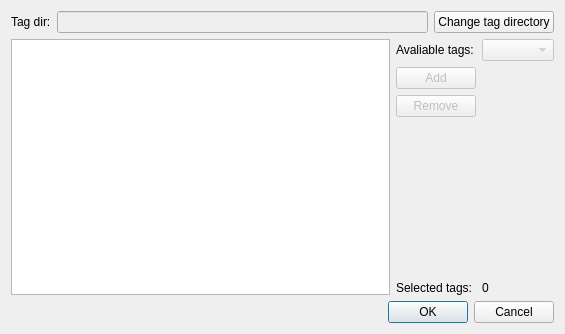
Before: the Qt Designer form src/ui/select_tag.ui in ostr00000/multi-video, drawn with Qt 5.
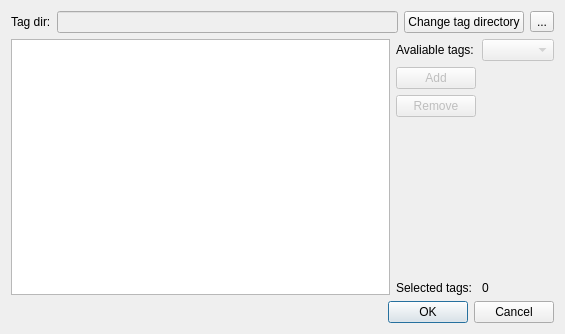
After: the same form once the commit is applied. Icons and pictures are not drawn.

Commit message: add tag comboBox cache

The edit to the form file:
```diff
--- a/src/ui/select_tag.ui
+++ b/src/ui/select_tag.ui
@@ -40,6 +40,17 @@
        </property>
       </widget>
      </item>
+     <item>
+      <widget class="QToolButton" name="refreshButton">
+       <property name="text">
+        <string>...</string>
+       </property>
+       <property name="icon">
+        <iconset theme="view-refresh">
+         <normaloff>.</normaloff>.</iconset>
+       </property>
+      </widget>
+     </item>
     </layout>
    </item>
    <item>
```
The commit also changes 3 other files.
